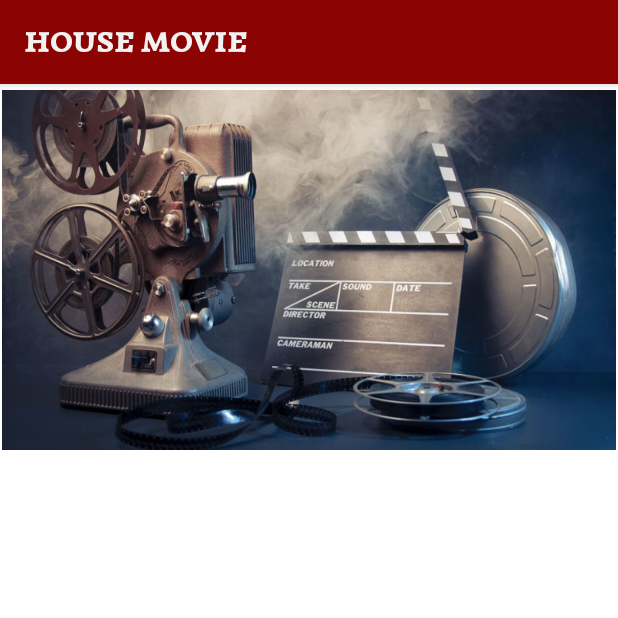
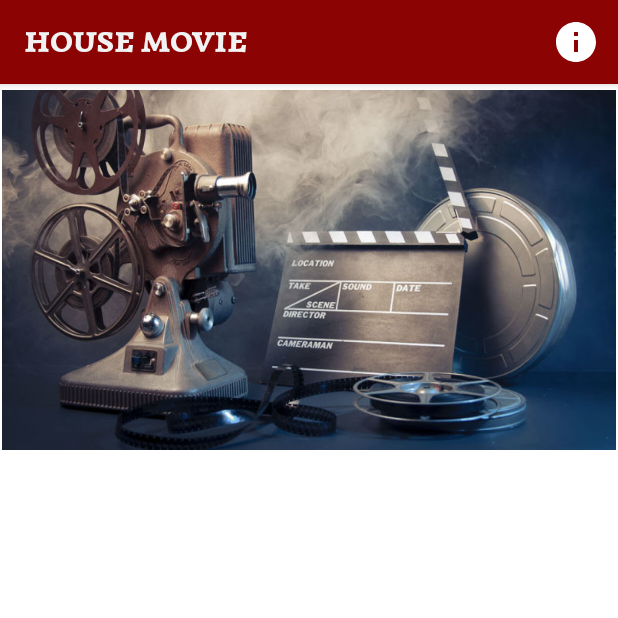
Before and after one commit to manalalsharif/MyFinalProject, an Android app: the screen it shows after launch (MainActivity), on a phone screen of 412 x 824 dp, the top half of it. Run offline under Robolectric (Android 15) with nearby library versions, the light colour scheme and no system bars; libraries missing offline, so code that uses them is left out: com.felipecsl.gifimageview; plain views replace GifImageView; 8 statements that could not run were skipped.

Commit message:
add about icon to actionbar and aboutActivity

```diff
--- a/myfinalprojectcs3270/app/src/main/AndroidManifest.xml
+++ b/myfinalprojectcs3270/app/src/main/AndroidManifest.xml
@@ -13,7 +13,8 @@
         android:roundIcon="@mipmap/ic_launcher_round"
         android:supportsRtl="true"
         android:theme="@style/AppTheme">
-        <activity android:name=".ConfirmPaymentActivity"></activity>
+        <activity android:name=".AboutActivity"></activity>
+        <activity android:name=".ConfirmPaymentActivity" />
         <activity android:name=".MainActivity" />
         <activity android:name=".HistoryActivity" />
         <activity android:name=".PaypalActivity" />
--- a/myfinalprojectcs3270/app/src/main/java/com/example/myfinalprojectcs3270/DetailActivity.java
+++ b/myfinalprojectcs3270/app/src/main/java/com/example/myfinalprojectcs3270/DetailActivity.java
@@ -118,7 +118,7 @@ public class DetailActivity extends AppCompatActivity {
         movieRating.setText(rating);
         movieRelease.setText(release);
 
-        movieDatabase = MovieDatabase.getInstance(getApplicationContext());
+        movieDatabase = MovieDatabase.getInstance( getApplicationContext());
         detailParent = findViewById(R.id.detail_parent);
     }
 
--- a/myfinalprojectcs3270/app/src/main/java/com/example/myfinalprojectcs3270/Fragments/Home.java
+++ b/myfinalprojectcs3270/app/src/main/java/com/example/myfinalprojectcs3270/Fragments/Home.java
@@ -50,6 +50,7 @@ public class Home extends Fragment {
         v_flipper = root.findViewById(R.id.v_flipper);
         for(int image: images){
             flipperImages(image);
+
         }
 
         //Set Animatied picture
@@ -59,6 +60,8 @@ public class Home extends Fragment {
             byte[] bytes = IOUtils.toByteArray(inputStream);
             gifImageView1.setBytes(bytes);
             gifImageView1.startAnimation();
+
+
         }
         catch (IOException ex){
         }
@@ -91,7 +94,6 @@ public class Home extends Fragment {
                 BottomNavigationView bottomNavigationView = getActivity().findViewById(R.id.bottom_navigation);
                 bottomNavigationView.setSelectedItemId(R.id.menu_products);
 
-
             }
         });
     }
--- a/myfinalprojectcs3270/app/src/main/java/com/example/myfinalprojectcs3270/MainActivity.java
+++ b/myfinalprojectcs3270/app/src/main/java/com/example/myfinalprojectcs3270/MainActivity.java
@@ -1,6 +1,9 @@
 package com.example.myfinalprojectcs3270;
 
+import android.content.Intent;
 import android.os.Bundle;
+import android.view.Menu;
+import android.view.MenuInflater;
 import android.view.MenuItem;
 
 import androidx.annotation.NonNull;
@@ -63,4 +66,20 @@ public class MainActivity extends AppCompatActivity {
         }
     };
 
+    @Override
+    public boolean onCreateOptionsMenu(Menu menu) {
+        MenuInflater inflater = getMenuInflater();
+        inflater.inflate(R.menu.about, menu);
+        return true;
+    }
+
+    @Override
+    public boolean onOptionsItemSelected(MenuItem item) {
+        switch (item.getItemId()){
+            case R.id.info:
+                Intent aboutIntent = new Intent(this, AboutActivity.class);
+                startActivity(aboutIntent);
+        }
+        return super.onOptionsItemSelected(item);
+    }
 }
--- /dev/null
+++ b/myfinalprojectcs3270/app/src/main/res/drawable/ic_info.xml
@@ -0,0 +1,5 @@
+<vector android:height="24dp" android:tint="#FFFFFF"
+    android:viewportHeight="24.0" android:viewportWidth="24.0"
+    android:width="24dp" xmlns:android="http://schemas.android.com/apk/res/android">
+    <path android:fillColor="#FF000000" android:pathData="M11,17h2v-6h-2v6zM12,2C6.48,2 2,6.48 2,12s4.48,10 10,10 10,-4.48 10,-10S17.52,2 12,2zM12,20c-4.41,0 -8,-3.59 -8,-8s3.59,-8 8,-8 8,3.59 8,8 -3.59,8 -8,8zM11,9h2L13,7h-2v2z"/>
+</vector>
--- /dev/null
+++ b/myfinalprojectcs3270/app/src/main/res/drawable/ic_info_black_24dp.xml
@@ -0,0 +1,5 @@
+<vector android:height="48dp" android:tint="#FFFFFF"
+    android:viewportHeight="24.0" android:viewportWidth="24.0"
+    android:width="48dp" xmlns:android="http://schemas.android.com/apk/res/android">
+    <path android:fillColor="#FF000000" android:pathData="M12,2C6.48,2 2,6.48 2,12s4.48,10 10,10 10,-4.48 10,-10S17.52,2 12,2zM13,17h-2v-6h2v6zM13,9h-2L11,7h2v2z"/>
+</vector>
--- /dev/null
+++ b/myfinalprojectcs3270/app/src/main/res/menu/about.xml
@@ -0,0 +1,10 @@
+<?xml version="1.0" encoding="utf-8"?>
+<menu xmlns:android="http://schemas.android.com/apk/res/android"
+    xmlns:app="http://schemas.android.com/apk/res-auto">
+
+
+    <item android:id="@+id/info"
+        android:icon="@drawable/ic_info_black_24dp"
+        app:showAsAction="ifRoom"
+        android:title="about" />
+</menu>
--- a/myfinalprojectcs3270/app/src/main/res/menu/navigation_items.xml
+++ b/myfinalprojectcs3270/app/src/main/res/menu/navigation_items.xml
@@ -1,5 +1,8 @@
 <?xml version="1.0" encoding="utf-8"?>
-<menu xmlns:android="http://schemas.android.com/apk/res/android">
+<menu xmlns:android="http://schemas.android.com/apk/res/android"
+    xmlns:app="http://schemas.android.com/apk/res-auto">
+
+
 
     <item android:title="Home"
         android:id="@+id/menu_home"
--- a/myfinalprojectcs3270/app/src/main/res/values/colors.xml
+++ b/myfinalprojectcs3270/app/src/main/res/values/colors.xml
@@ -18,6 +18,9 @@
     <color name="colorButton">#F2F2F2</color>
     <color name="colorButtonFont">#83031A</color>
 
+    <color name="colorFontAbout">#38024D</color>
+
+
     <color name="textColor_movie_favorite_white">#F2F2F2</color>
     <color name="textColor_movie_favorite_primry">#83031A</color>
 
```
Also changed, not shown: myfinalprojectcs3270/app/src/main/java/com/example/myfinalprojectcs3270/AboutActivity.java (added, +38 -0 lines), myfinalprojectcs3270/app/src/main/res/layout/activity_about.xml (added, +109 -0 lines), myfinalprojectcs3270/app/src/main/assets/Buy Tickets Button.gif (deleted), myfinalprojectcs3270/app/src/main/assets/Tickets_Animation_Transparent.gif (deleted), myfinalprojectcs3270/app/src/main/assets/now.gif (deleted), myfinalprojectcs3270/app/src/main/res/drawable/logo.jpg (deleted), myfinalprojectcs3270/app/src/main/res/drawable/logo_wsu.jpg (added), myfinalprojectcs3270/app/src/main/res/drawable/wsu1.jpg (added).
